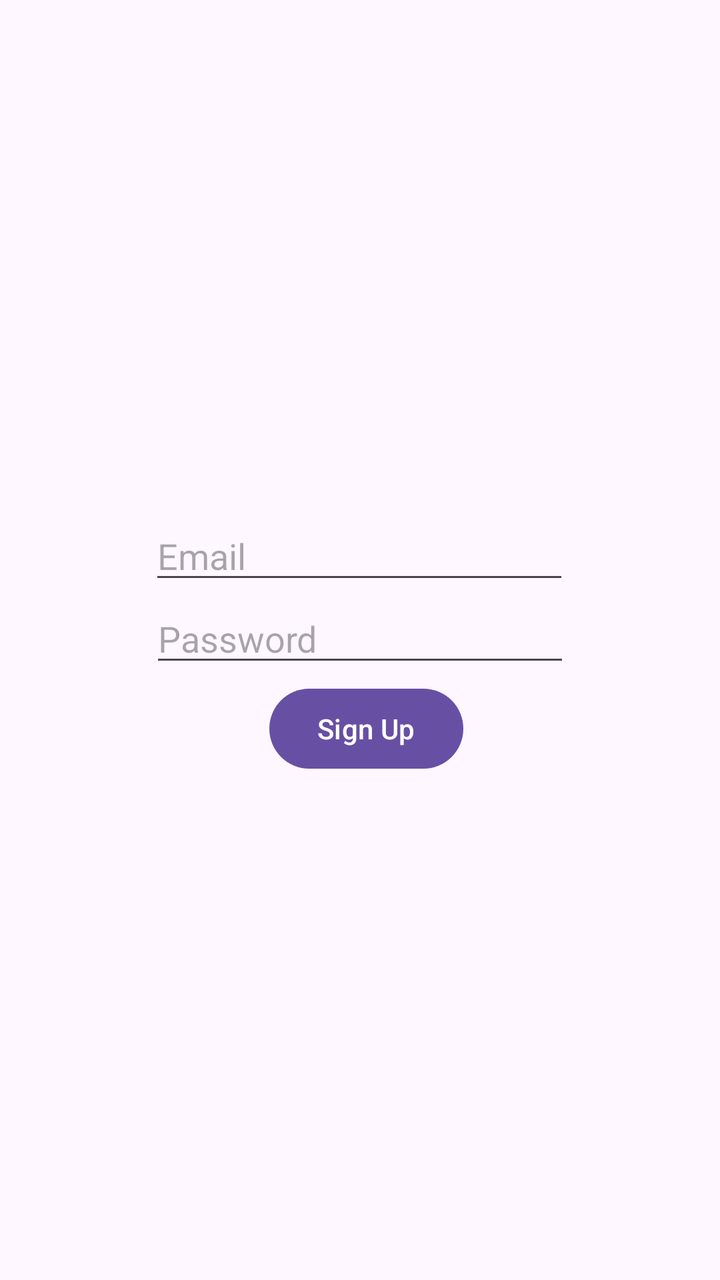
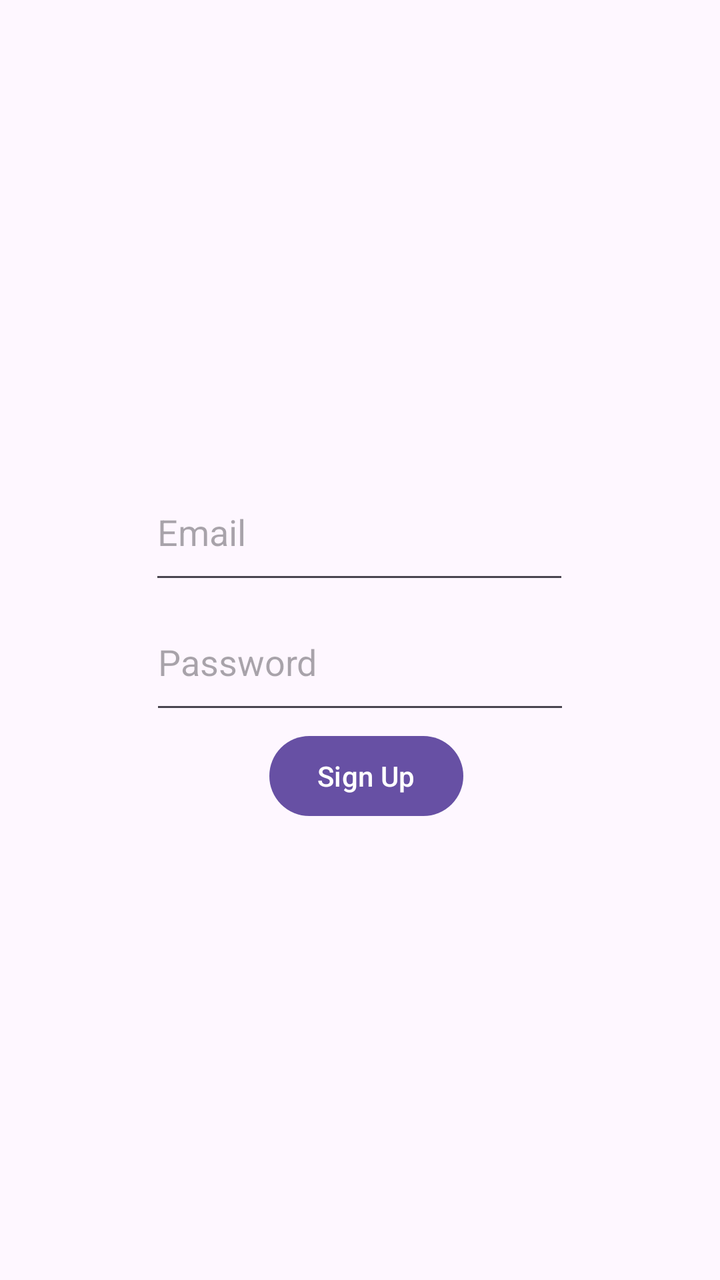

Two renders of the same Android screen: before a commit and after it. Below are the layout's source before the change and the commit's diff.
<!-- AndroidManifest.xml: application theme Theme._3130_grp8_app -->
<!-- res/layout/activity_signup.xml -->
<?xml version="1.0" encoding="utf-8"?>
<androidx.constraintlayout.widget.ConstraintLayout xmlns:android="http://schemas.android.com/apk/res/android"
    xmlns:app="http://schemas.android.com/apk/res-auto"
    xmlns:tools="http://schemas.android.com/tools"
    android:id="@+id/main"
    android:layout_width="match_parent"
    android:layout_height="match_parent">

    <EditText
        android:id="@+id/emailInput"
        android:layout_width="wrap_content"
        android:layout_height="wrap_content"
        android:layout_marginStart="100dp"
        android:layout_marginTop="298dp"
        android:layout_marginEnd="101dp"
        android:ems="10"
        android:hint="Email"
        android:inputType="textEmailAddress"
        app:layout_constraintBottom_toTopOf="@+id/passwordInput"
        app:layout_constraintEnd_toEndOf="parent"
        app:layout_constraintStart_toStartOf="parent"
        app:layout_constraintTop_toTopOf="parent" />

    <EditText
        android:id="@+id/passwordInput"
        android:layout_width="wrap_content"
        android:layout_height="wrap_content"
        android:layout_marginStart="101dp"
        android:layout_marginEnd="101dp"
        android:layout_marginBottom="1dp"
        android:ems="10"
        android:hint="Password"
        android:inputType="textPassword"
        app:layout_constraintBottom_toTopOf="@+id/signUpButton"
        app:layout_constraintEnd_toEndOf="parent"
        app:layout_constraintStart_toStartOf="parent"
        app:layout_constraintTop_toBottomOf="@+id/emailInput" />

    <Button
        android:id="@+id/signUpButton"
        android:layout_width="wrap_content"
        android:layout_height="wrap_content"
        android:layout_marginStart="160dp"
        android:layout_marginTop="1dp"
        android:layout_marginEnd="154dp"
        android:layout_marginBottom="294dp"
        android:text="Sign Up"
        app:layout_constraintBottom_toBottomOf="parent"
        app:layout_constraintEnd_toEndOf="parent"
        app:layout_constraintStart_toStartOf="parent"
        app:layout_constraintTop_toBottomOf="@+id/passwordInput" />
    
    <androidx.coordinatorlayout.widget.CoordinatorLayout
        android:id="@+id/coordinatorLayout"
        android:layout_width="match_parent"
        android:layout_height="match_parent"
        android:padding_top="?attr/"
        />
</androidx.constraintlayout.widget.ConstraintLayout>
<!-- resources referenced by this layout -->
<resources>
  <style name="Theme._3130_grp8_app" parent="Base.Theme._3130_grp8_app" />
  <style name="Base.Theme._3130_grp8_app" parent="Theme.Material3.DayNight.NoActionBar">
          
          
      </style>
</resources>

<!-- the commit's change to res/layout/activity_signup.xml (unified diff, before → after) -->
@@ -8,8 +8,8 @@
 
     <EditText
         android:id="@+id/emailInput"
-        android:layout_width="wrap_content"
-        android:layout_height="wrap_content"
+        android:layout_width="210dp"
+        android:layout_height="65dp"
         android:layout_marginStart="100dp"
         android:layout_marginTop="298dp"
         android:layout_marginEnd="101dp"
@@ -23,8 +23,8 @@
 
     <EditText
         android:id="@+id/passwordInput"
-        android:layout_width="wrap_content"
-        android:layout_height="wrap_content"
+        android:layout_width="210dp"
+        android:layout_height="65dp"
         android:layout_marginStart="101dp"
         android:layout_marginEnd="101dp"
         android:layout_marginBottom="1dp"
